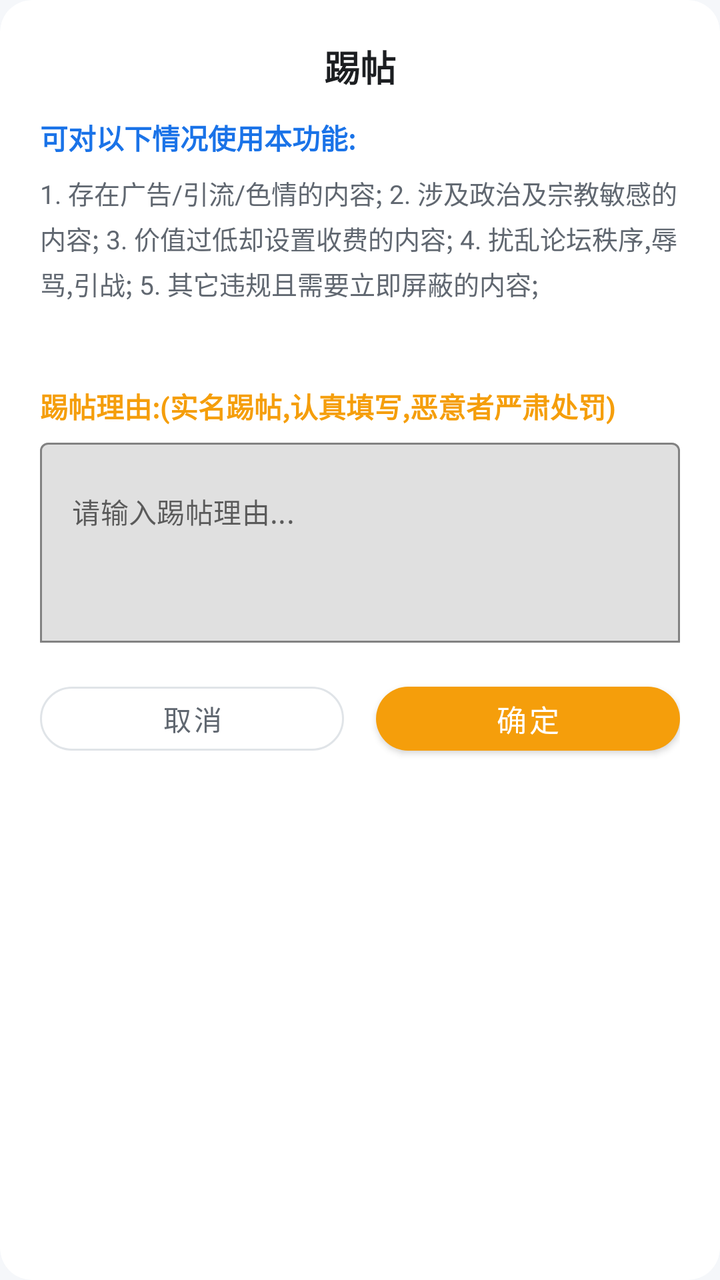
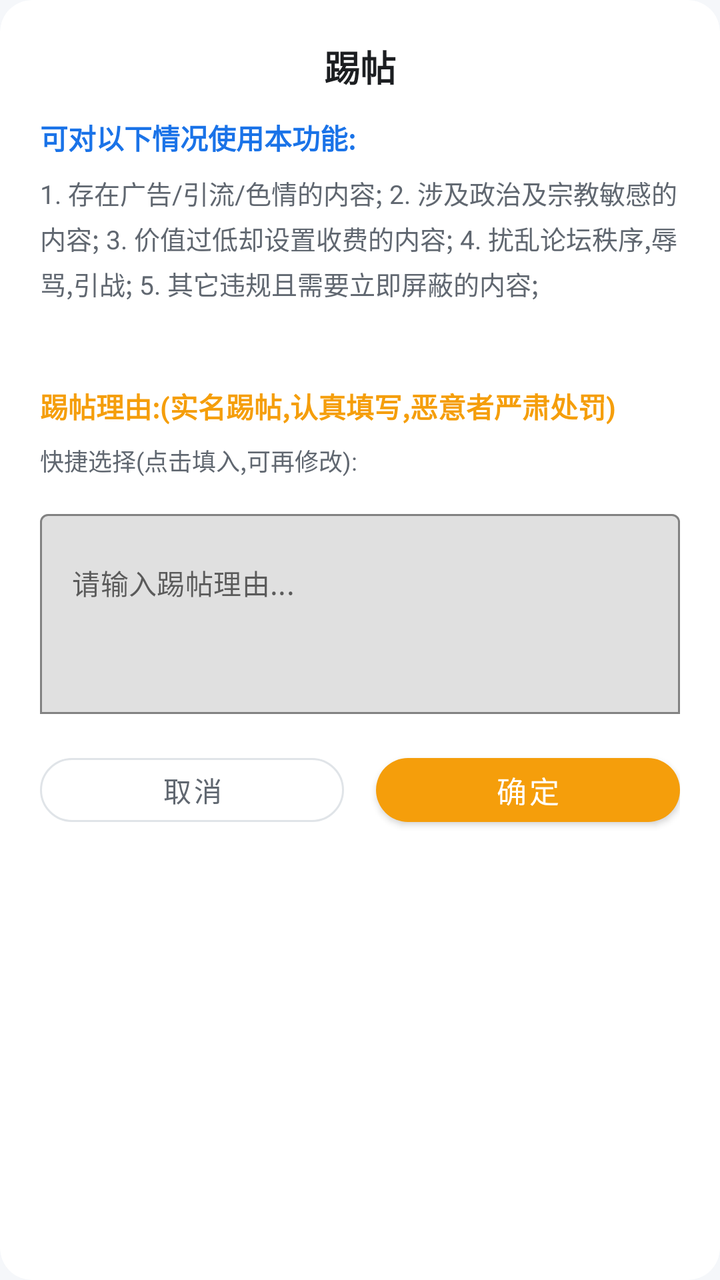

Compare the two renders of this Android layout. The source of the first and the diff that turns it into the second are given below.
<!-- AndroidManifest.xml: application theme Theme.AppTheme -->
<!-- res/layout/dialog_kick.xml -->
<?xml version="1.0" encoding="utf-8"?>
<com.google.android.material.card.MaterialCardView xmlns:android="http://schemas.android.com/apk/res/android"
    xmlns:app="http://schemas.android.com/apk/res-auto"
    android:id="@+id/card_kick"
    android:layout_width="match_parent"
    android:layout_height="wrap_content"
    app:cardCornerRadius="16dp"
    app:cardElevation="0dp"
    android:layout_margin="0dp">

    <LinearLayout
        android:layout_width="match_parent"
        android:layout_height="wrap_content"
        android:orientation="vertical"
        android:padding="20dp">

        
        <TextView
            android:layout_width="match_parent"
            android:layout_height="wrap_content"
            android:text="@string/title_kick"
            android:textSize="18sp"
            android:textColor="@color/text_primary"
            android:textStyle="bold"
            android:gravity="center"
            android:layout_marginBottom="12dp" />

        
        <TextView
            android:layout_width="match_parent"
            android:layout_height="wrap_content"
            android:text="@string/kick_rules_title"
            android:textSize="14sp"
            android:textColor="@color/primary"
            android:textStyle="bold"
            android:layout_marginBottom="8dp" />

        <TextView
            android:id="@+id/tv_kick_rules"
            android:layout_width="match_parent"
            android:layout_height="wrap_content"
            android:text="@string/kick_rules_content"
            android:textSize="13sp"
            android:textColor="@color/text_secondary"
            android:lineSpacingExtra="4dp"
            android:layout_marginBottom="12dp" />

        
        <TextView
            android:id="@+id/tv_kick_count_info"
            android:layout_width="match_parent"
            android:layout_height="wrap_content"
            android:textSize="13sp"
            android:textColor="@color/text_secondary"
            android:layout_marginBottom="12dp" />

        
        <TextView
            android:layout_width="match_parent"
            android:layout_height="wrap_content"
            android:text="@string/kick_reason_label"
            android:textSize="14sp"
            android:textColor="@color/warning"
            android:textStyle="bold"
            android:layout_marginBottom="8dp" />

        
        <com.google.android.material.textfield.TextInputLayout
            android:id="@+id/til_kick_reason"
            android:layout_width="match_parent"
            android:layout_height="wrap_content"
            app:boxBackgroundMode="outline"
            app:hintEnabled="false"
            android:layout_marginBottom="16dp">

            <com.google.android.material.textfield.TextInputEditText
                android:id="@+id/et_kick_reason"
                android:layout_width="match_parent"
                android:layout_height="wrap_content"
                android:minHeight="100dp"
                android:gravity="top|start"
                android:hint="@string/kick_reason_hint"
                android:textSize="14sp"
                android:textColor="@color/text_primary"
                android:inputType="textMultiLine"
                android:maxLines="4" />
        </com.google.android.material.textfield.TextInputLayout>

        
        <LinearLayout
            android:layout_width="match_parent"
            android:layout_height="wrap_content"
            android:orientation="horizontal"
            android:gravity="center">

            <com.google.android.material.button.MaterialButton
                android:id="@+id/btn_close_kick"
                style="@style/Widget.MaterialComponents.Button.OutlinedButton"
                android:layout_width="0dp"
                android:layout_height="44dp"
                android:layout_weight="1"
                android:layout_marginEnd="8dp"
                android:text="@string/action_cancel"
                android:textColor="@color/text_secondary"
                app:cornerRadius="22dp"
                app:strokeColor="@color/divider" />

            <com.google.android.material.button.MaterialButton
                android:id="@+id/btn_submit_kick"
                android:layout_width="0dp"
                android:layout_height="44dp"
                android:layout_weight="1"
                android:layout_marginStart="8dp"
                android:text="@string/action_confirm"
                android:textSize="15sp"
                android:textColor="@color/text_white"
                app:cornerRadius="22dp"
                app:backgroundTint="@color/warning" />
        </LinearLayout>
    </LinearLayout>
</com.google.android.material.card.MaterialCardView>
<!-- resources referenced by this layout -->
<resources>
  <color name="divider">#E0E4E8</color>
  <color name="primary">#1A73E8</color>
  <color name="text_primary">#1C1E21</color>
  <color name="text_secondary">#606770</color>
  <color name="text_white">#FFFFFF</color>
  <color name="warning">#F59E0B</color>
  <string name="action_cancel">取消</string>
  <string name="action_confirm">确定</string>
  <string name="kick_reason_hint">请输入踢帖理由...</string>
  <string name="kick_reason_label">踢帖理由:(实名踢帖,认真填写,恶意者严肃处罚)</string>
  <string name="kick_rules_content">1. 存在广告/引流/色情的内容;
  2. 涉及政治及宗教敏感的内容;
  3. 价值过低却设置收费的内容;
  4. 扰乱论坛秩序,辱骂,引战;
  5. 其它违规且需要立即屏蔽的内容;</string>
  <string name="kick_rules_title">可对以下情况使用本功能:</string>
  <string name="title_kick">踢帖</string>
  <style name="Theme.AppTheme" parent="Theme.MaterialComponents.DayNight.NoActionBar">
          <item name="android:windowAnimationStyle">@style/MtWindowAnimation</item>
          
          <item name="colorPrimary">@color/primary</item>
          <item name="colorPrimaryVariant">@color/primary_dark</item>
          <item name="colorOnPrimary">@color/text_white</item>
          
          <item name="colorSecondary">@color/primary_light</item>
          <item name="colorSecondaryVariant">@color/primary</item>
          <item name="colorOnSecondary">@color/text_white</item>
          
          <item name="android:statusBarColor" tools:targetApi="21">@color/background</item>
          <item name="android:windowLightStatusBar" tools:targetApi="23">true</item>
          
          <item name="android:navigationBarColor" tools:targetApi="21">@color/background</item>
          
          <item name="android:windowBackground">@color/background</item>
          <item name="android:colorBackground">@color/background</item>
          
          <item name="windowActionBar">false</item>
          <item name="windowNoTitle">true</item>
          <item name="materialCardViewStyle">@style/CardView.NewStyle</item>
      </style>
  <style name="MtWindowAnimation" parent="@android:style/Animation.Activity">
          <item name="android:activityOpenEnterAnimation">@anim/activity_open_enter</item>
          <item name="android:activityOpenExitAnimation">@anim/activity_open_exit</item>
          <item name="android:activityCloseEnterAnimation">@anim/activity_close_enter</item>
          <item name="android:activityCloseExitAnimation">@anim/activity_close_exit</item>
      </style>
  <color name="primary_dark">#1557B0</color>
  <color name="primary_light">#4A90D9</color>
  <color name="background">#F5F7FA</color>
  <style name="CardView.NewStyle" parent="Widget.MaterialComponents.CardView">
          <item name="cardCornerRadius">12dp</item>
          <item name="cardElevation">2dp</item>
          <item name="cardBackgroundColor">@color/card_frosted</item>
          <item name="strokeWidth">0dp</item>
          <item name="cardPreventCornerOverlap">false</item>
      </style>
  <color name="card_frosted">#FFFFFF</color>
</resources>

<!-- the commit's change to res/layout/dialog_kick.xml (unified diff, before → after) -->
@@ -65,6 +65,24 @@
             android:layout_marginBottom="8dp" />
 
         
+        <TextView
+            android:layout_width="match_parent"
+            android:layout_height="wrap_content"
+            android:text="@string/kick_preset_label"
+            android:textSize="12sp"
+            android:textColor="@color/text_secondary"
+            android:layout_marginBottom="6dp" />
+
+        <com.google.android.material.chip.ChipGroup
+            android:id="@+id/chip_kick_presets"
+            android:layout_width="match_parent"
+            android:layout_height="wrap_content"
+            app:singleSelection="true"
+            app:chipSpacingHorizontal="6dp"
+            app:chipSpacingVertical="4dp"
+            android:layout_marginBottom="12dp" />
+
+        
         <com.google.android.material.textfield.TextInputLayout
             android:id="@+id/til_kick_reason"
             android:layout_width="match_parent"
<!-- resource entries referenced after the edit -->
@@ -8,6 +8,7 @@
   <color name="warning">#F59E0B</color>
   <string name="action_cancel">取消</string>
   <string name="action_confirm">确定</string>
+  <string name="kick_preset_label">快捷选择(点击填入,可再修改):</string>
   <string name="kick_reason_hint">请输入踢帖理由...</string>
   <string name="kick_reason_label">踢帖理由:(实名踢帖,认真填写,恶意者严肃处罚)</string>
   <string name="kick_rules_content">1. 存在广告/引流/色情的内容;
